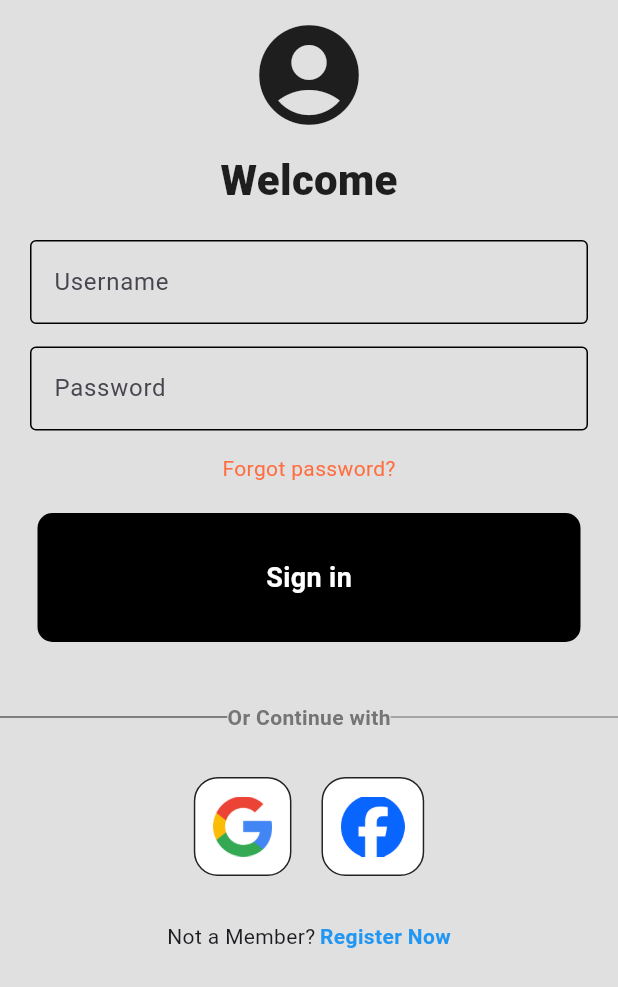
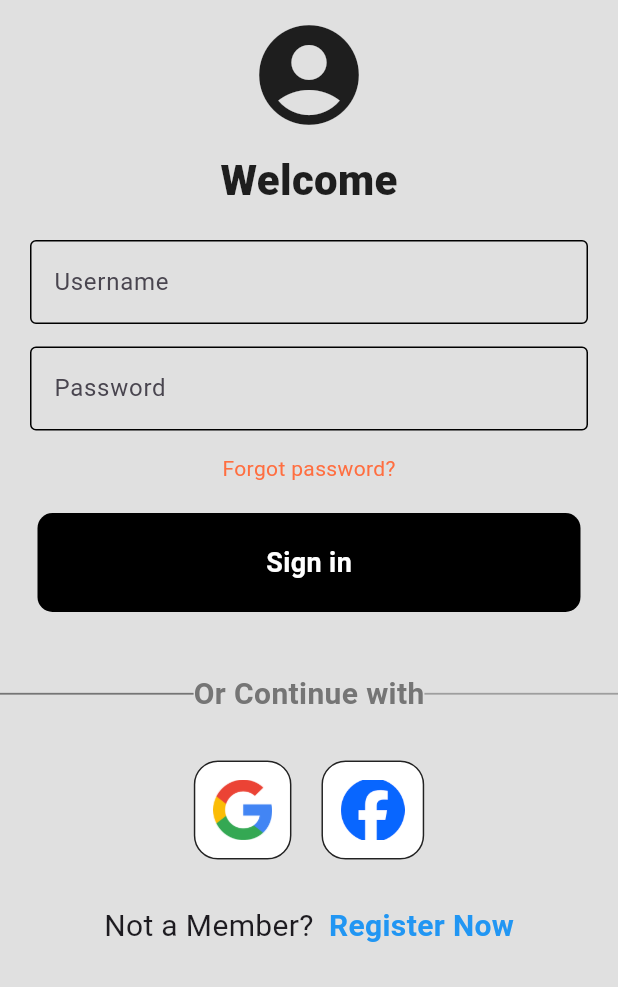
Before and after one commit to Priyom-17/EmergencyAPP, a Flutter app: the screen it shows after launch, on a phone screen of 412 x 824 dp. Shown: the top 987 px of the screen. Run offline on Flutter 3.47's test engine with Material 3 defaults, Android fonts, the phone set to English and light mode, and no system bars.

Commit message:
Design changes

```diff
--- a/lib/comp/my_button.dart
+++ b/lib/comp/my_button.dart
@@ -9,13 +9,13 @@ class MyButton extends StatelessWidget {
     return GestureDetector(
       onTap: onTap,
       child: Container(
-        padding: EdgeInsets.all(30),
-        margin: EdgeInsets.symmetric(horizontal: 25),
+        padding: const EdgeInsets.all(20),
+        margin: const EdgeInsets.symmetric(horizontal: 25),
         decoration: BoxDecoration(
           color: Colors.black,
           borderRadius: BorderRadius.circular(10),
           ),
-        child: Center(
+        child: const Center(
           child: Text(
             "Sign in",
             style: TextStyle(
--- a/lib/login.dart
+++ b/lib/login.dart
@@ -85,7 +85,8 @@ class LoginPage extends StatelessWidget {
                         'Or Continue with',
                         style: TextStyle(
                           color: Colors.grey.shade600,
-                          fontWeight: FontWeight.bold
+                          fontWeight: FontWeight.bold,
+                          fontSize: 20
                         ),
                         ),
                       const Expanded(
@@ -118,13 +119,19 @@ class LoginPage extends StatelessWidget {
                 const Row(
                   mainAxisAlignment: MainAxisAlignment.center,
                   children: [
-                    Text('Not a Member?'),
-                    SizedBox(width: 3),
+                    Text(
+                      'Not a Member?',
+                      style: TextStyle(
+                        fontSize: 20,
+                      ),
+                      ),
+                    SizedBox(width: 10),
                     Text(
                       'Register Now',
                       style: TextStyle(
                         color: Colors.blue,
                         fontWeight: FontWeight.bold,
+                        fontSize: 20
                       ),
 
                     )
```
